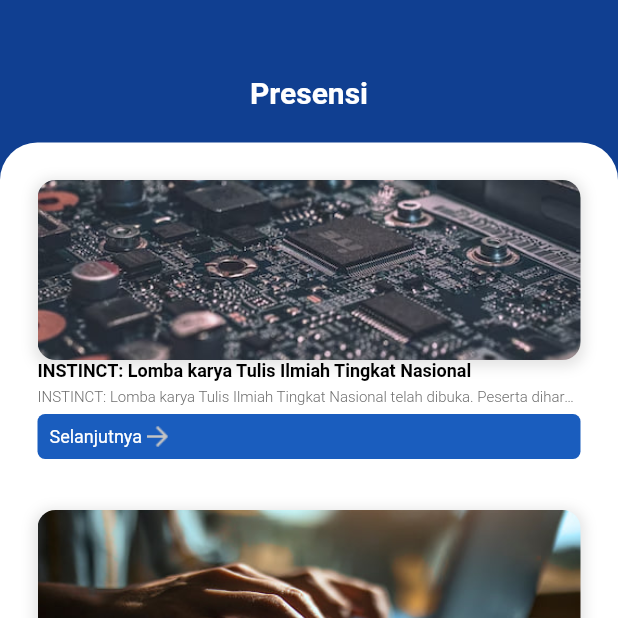
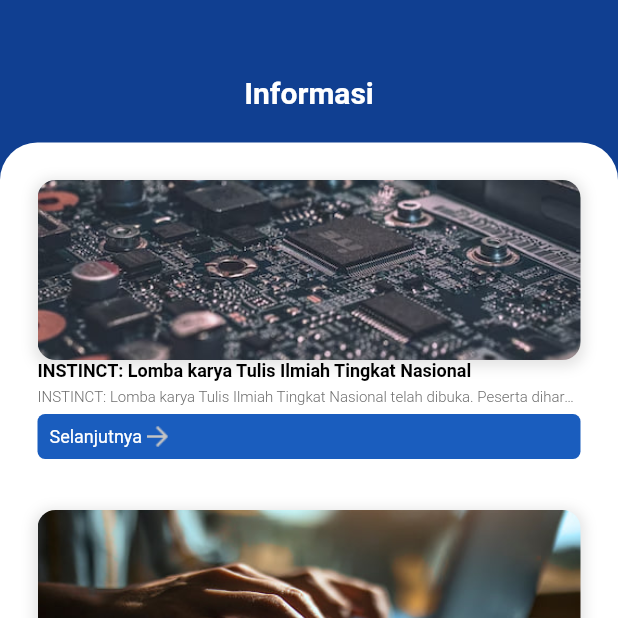
Before and after one commit to shintanr/SAPI-sistem-akademik-pembelajaran-dan-informasi, a Flutter app: the InformationPage screen opened directly, on a phone screen of 412 x 824 dp, the top half of it. Run offline on Flutter 3.47's test engine with Material 2 defaults, Android fonts, the phone set to English and light mode, and no system bars; our stand-ins replace google_fonts.

Commit message:
proof typo

```diff
--- a/lib/pages/information_page.dart
+++ b/lib/pages/information_page.dart
@@ -16,7 +16,7 @@
             ),
             Center(
               child: Text(
-                'Presensi',
+                'Informasi',
                 style: whiteTextStyle.copyWith(
                     fontSize: 20, fontWeight: FontWeight.bold),
               ),
```
